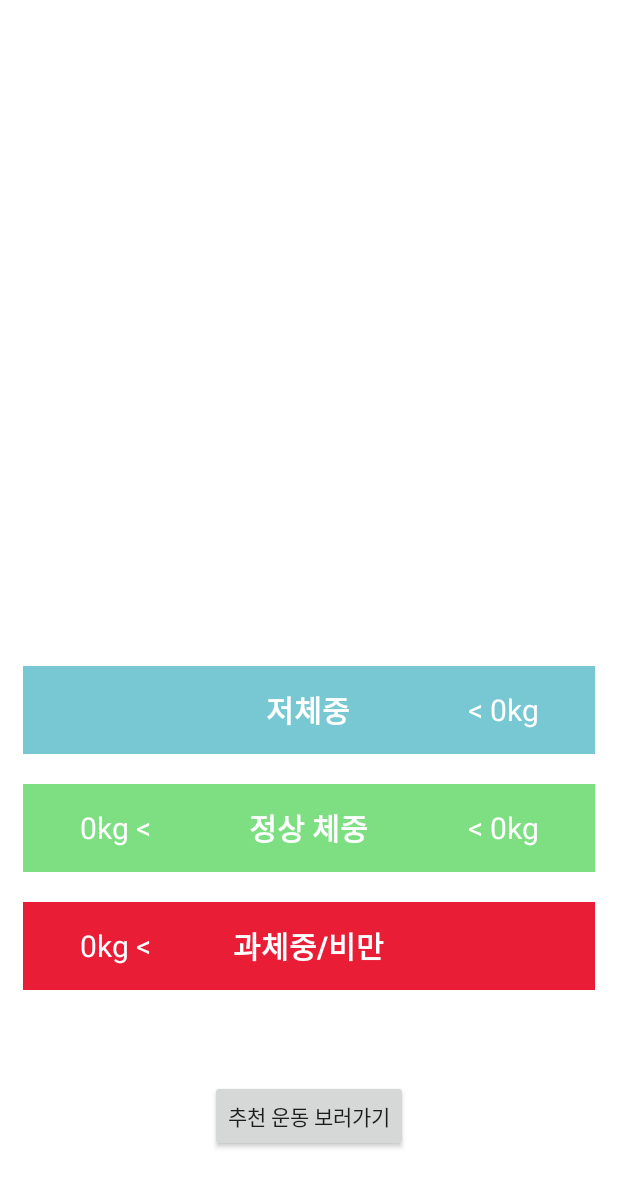
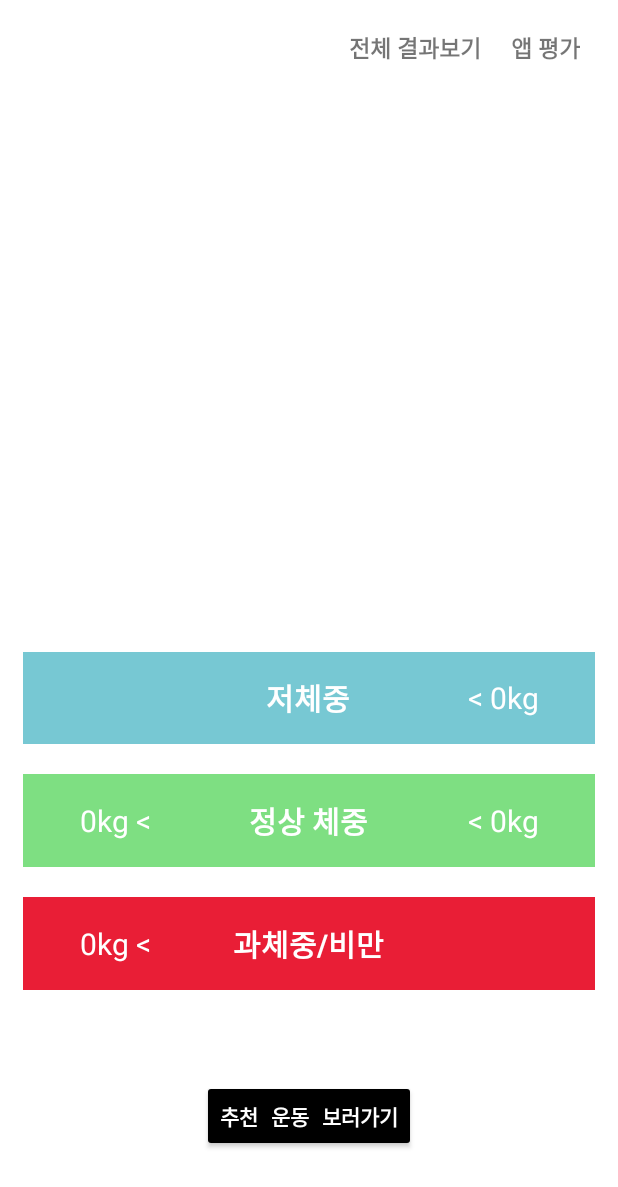
Before and after one commit to e994301s/BMI_Project, an Android app: the SeventhActivity screen opened directly, with no data from a screen before it, on a phone screen of 412 x 824 dp. Shown: the top 1187 px of the screen. Run offline under Robolectric (Android 15) with nearby library versions, the phone set to English and light mode, and no system bars.

Commit message:
befor final

```diff
--- a/BMI_2/app/src/main/java/com/android/bmi_2/EighthActivity.java
+++ b/BMI_2/app/src/main/java/com/android/bmi_2/EighthActivity.java
@@ -28,6 +28,7 @@ public class EighthActivity extends Activity {
         setContentView(R.layout.activity_eighth);
         editSearch = findViewById(R.id.search_name);
         data = new ArrayList<History>();
+        settingList();
         search = new ArrayList<History>();
         search.addAll(data);
         adapter = new HistoryAdapter(EighthActivity.this, R.layout.eighth_layout, data);
--- a/BMI_2/app/src/main/java/com/android/bmi_2/FourthActivity.java
+++ b/BMI_2/app/src/main/java/com/android/bmi_2/FourthActivity.java
@@ -96,7 +96,7 @@ public class FourthActivity extends Activity {
             switch (v.getId()) {
 
                 case R.id.next:
-                    intent = new Intent(FourthActivity.this, FifthActivity.class);
+                    intent = new Intent(FourthActivity.this, SeventhActivity.class);
                     intent.putExtra("height", height);
                     intent.putExtra("weight", weight);
                     intent.putExtra("female", female);
--- a/BMI_2/app/src/main/java/com/android/bmi_2/SeventhActivity.java
+++ b/BMI_2/app/src/main/java/com/android/bmi_2/SeventhActivity.java
@@ -23,6 +23,7 @@ public class SeventhActivity extends Activity {
 
 
 
+
     @Override
     protected void onCreate(@Nullable Bundle savedInstanceState) {
         super.onCreate(savedInstanceState);
@@ -41,7 +42,7 @@ public class SeventhActivity extends Activity {
 
         resultImage = findViewById(R.id.resultImage_seventh);
         resultBMI = findViewById(R.id.resultBMI_seventh);
-        resultRecommend = findViewById(R.id.resultRecommend_seventh);
+       // resultRecommend = findViewById(R.id.resultRecommend_seventh);
         //resultRecommend1 = findViewById(R.id.resultRecommend1_seventh);
 
         TextView lowerMax = findViewById(R.id.lowerMax_seventh);
@@ -58,6 +59,26 @@ public class SeventhActivity extends Activity {
 
         bmiType();
         findViewById(R.id.btnExercise_seventh).setOnClickListener(mClick);
+
+        resultRecommend = findViewById(R.id.history_seventh);
+        resultRecommend1 = findViewById(R.id.evaluation_seventh);
+
+        resultRecommend.setOnClickListener(new View.OnClickListener() {
+            @Override
+            public void onClick(View v) {
+                Intent intent = new Intent(SeventhActivity.this , EighthActivity.class);
+                startActivity(intent);
+            }
+        });
+
+        resultRecommend1.setOnClickListener(new View.OnClickListener() {
+            @Override
+            public void onClick(View v) {
+                Intent intent = new Intent(SeventhActivity.this , FifthActivity.class);
+                startActivity(intent);
+            }
+        });
+
     }
 
 
--- a/BMI_2/app/src/main/res/layout/activity_seventh.xml
+++ b/BMI_2/app/src/main/res/layout/activity_seventh.xml
@@ -73,14 +73,42 @@
 
 <!--    </LinearLayout>-->
 
-    <TextView
+
+    <LinearLayout
+        android:orientation="horizontal"
         android:layout_width="match_parent"
         android:layout_height="0dp"
-        android:layout_weight="1.5"
-        android:textSize="50dp"
-        android:gravity="center"
-        android:textStyle="bold"
-        />
+        android:layout_weight="0.5"
+        android:backgroundTint="#85C4F6"
+        android:gravity="right"
+
+        >
+
+        <TextView
+            android:id="@+id/history_seventh"
+            android:layout_width="wrap_content"
+            android:layout_height="wrap_content"
+            android:textSize="15dp"
+            android:gravity="center"
+            android:textStyle="bold"
+            android:text="전체 결과보기"
+            android:layout_gravity="right|center"
+            android:layout_marginRight="20dp"
+            />
+
+        <TextView
+            android:id="@+id/evaluation_seventh"
+            android:layout_width="wrap_content"
+            android:layout_height="wrap_content"
+            android:textSize="15dp"
+            android:gravity="center"
+            android:textStyle="bold"
+            android:text="앱 평가"
+            android:layout_gravity="right|center"
+            android:layout_marginRight="20dp"
+            />
+
+    </LinearLayout>
 
     <ImageView
         android:id="@+id/resultImage_seventh"
@@ -89,6 +117,7 @@
         android:adjustViewBounds="true"
         android:maxHeight="300px"
         android:layout_weight="2"
+        android:layout_marginTop="50dp"
         android:layout_gravity="center_vertical"
         />
 
@@ -261,6 +290,11 @@
         android:layout_gravity="center"
         android:layout_marginBottom="50dp"
         android:layout_marginTop="50dp"
+        android:backgroundTint="@color/black"
+        android:textColor="#FFFFFF"
+        android:textStyle="bold"
+        android:typeface="monospace"
+
         />
 
 
--- a/BMI_2/app/src/main/res/layout/activity_third.xml
+++ b/BMI_2/app/src/main/res/layout/activity_third.xml
@@ -62,14 +62,14 @@
             android:layout_width="150dp"
             android:layout_height="wrap_content"
             android:background="@color/material_on_primary_disabled"
-            android:max='100'
+            android:max='300'
             app:layout_constraintBottom_toTopOf="@+id/progressBar"
             app:layout_constraintEnd_toEndOf="parent"
             app:layout_constraintHorizontal_bias="0.495"
             app:layout_constraintStart_toStartOf="parent"
             app:layout_constraintTop_toTopOf="parent"
             app:layout_constraintVertical_bias="1.0"
-            android:progress="50"
+            android:progress="150"
             />
     </LinearLayout>
     <LinearLayout
--- a/BMI_2/app/src/main/res/layout/eighth_layout.xml
+++ b/BMI_2/app/src/main/res/layout/eighth_layout.xml
@@ -22,6 +22,9 @@
                 android:layout_height="wrap_content"
                 android:layout_gravity="center"
                 android:layout_weight="3"
+                android:maxHeight="100px"
+                android:maxWidth="100px"
+                android:adjustViewBounds="true"
                 android:scaleType="fitStart"
                 />
             <TextView
```
Also changed, not shown: BMI_2/app/src/main/java/com/android/bmi_2/MainActivity.java (+7 -0 lines), BMI_2/app/src/main/java/com/android/bmi_2/SixthActivity.java (+6 -1 lines), BMI_2/app/src/main/res/layout/activity_main.xml (+9 -9 lines), BMI_2/app/src/main/res/menu/menu.xml (added, +25 -0 lines).
